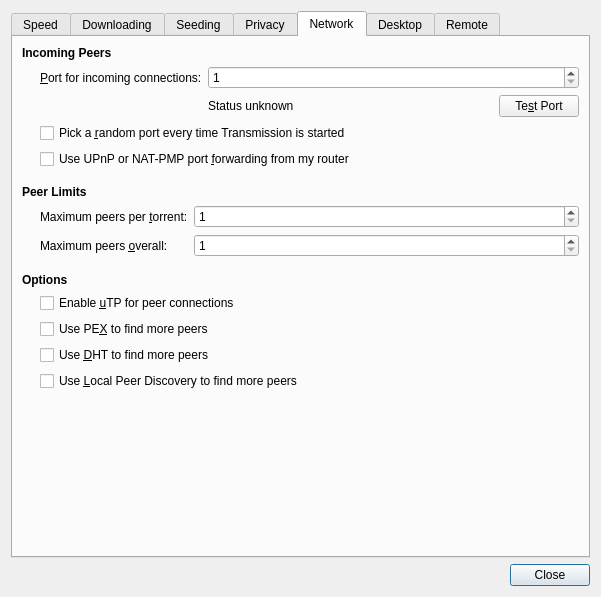
The window that qt/PrefsDialog.ui (transmission/transmission) describes before a commit, drawn with Qt 5.
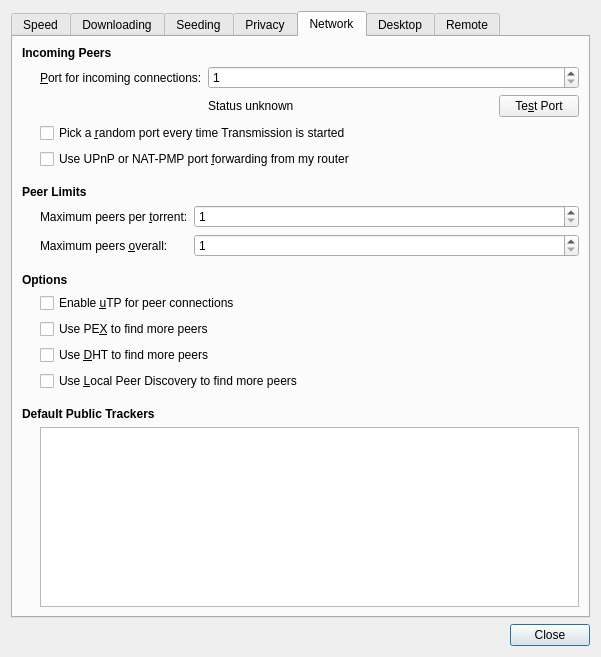
The same window after the commit. The open tabs and pages were chosen to show the change. Icons and pictures are not drawn. Custom widgets are drawn as their Qt base class.

Patch:
```diff
--- a/qt/PrefsDialog.ui
+++ b/qt/PrefsDialog.ui
@@ -7,7 +7,7 @@
     <x>0</x>
     <y>0</y>
     <width>601</width>
-    <height>597</height>
+    <height>657</height>
    </rect>
   </property>
   <property name="windowTitle">
@@ -985,6 +985,58 @@
          </item>
         </layout>
        </item>
+       <item>
+        <spacer name="defaultTrackersSpacer">
+         <property name="orientation">
+          <enum>Qt::Vertical</enum>
+         </property>
+         <property name="sizeType">
+          <enum>QSizePolicy::Fixed</enum>
+         </property>
+         <property name="sizeHint" stdset="0">
+          <size>
+           <width>1</width>
+           <height>10</height>
+          </size>
+         </property>
+        </spacer>
+       </item>
+       <item>
+        <widget class="QLabel" name="defaultTrackersLabel">
+         <property name="font">
+          <font>
+           <weight>75</weight>
+           <bold>true</bold>
+          </font>
+         </property>
+         <property name="text">
+          <string>Default Public Trackers</string>
+         </property>
+        </widget>
+       </item>
+       <item>
+        <layout class="QVBoxLayout" name="defaultTrackersLayout">
+         <property name="leftMargin">
+          <number>18</number>
+         </property>
+         <item>
+          <widget class="QPlainTextEdit" name="defaultTrackersPlainTextEdit">
+           <property name="toolTip">
+            <string>&lt;html&gt;&lt;head/&gt;&lt;body&gt;&lt;p&gt;Trackers to use on all public torrents.&lt;/p&gt;&lt;p&gt;&lt;br/&gt;&lt;/p&gt;&lt;p&gt;To add a backup URL, add it on the next line after a primary URL.&lt;/p&gt;&lt;p&gt;To add a new primary URL, add it after a blank line.&lt;/p&gt;&lt;p&gt;&lt;br/&gt;&lt;/p&gt;&lt;/body&gt;&lt;/html&gt;</string>
+           </property>
+           <property name="tabChangesFocus">
+            <bool>true</bool>
+           </property>
+           <property name="lineWrapMode">
+            <enum>QPlainTextEdit::NoWrap</enum>
+           </property>
+           <property name="plainText">
+            <string notr="true"/>
+           </property>
+          </widget>
+         </item>
+        </layout>
+       </item>
        <item>
         <spacer name="networkTabBottomSpacer">
          <property name="orientation">
```
Left out of the diff: 2 changed lines with no effect on the pictures.
